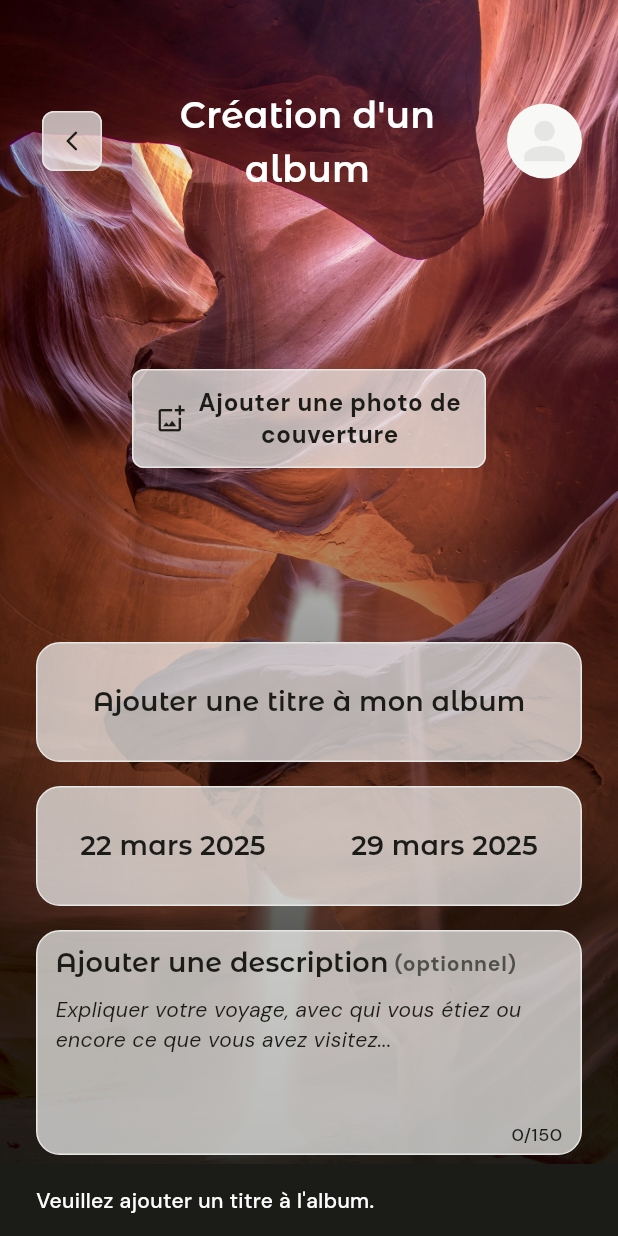
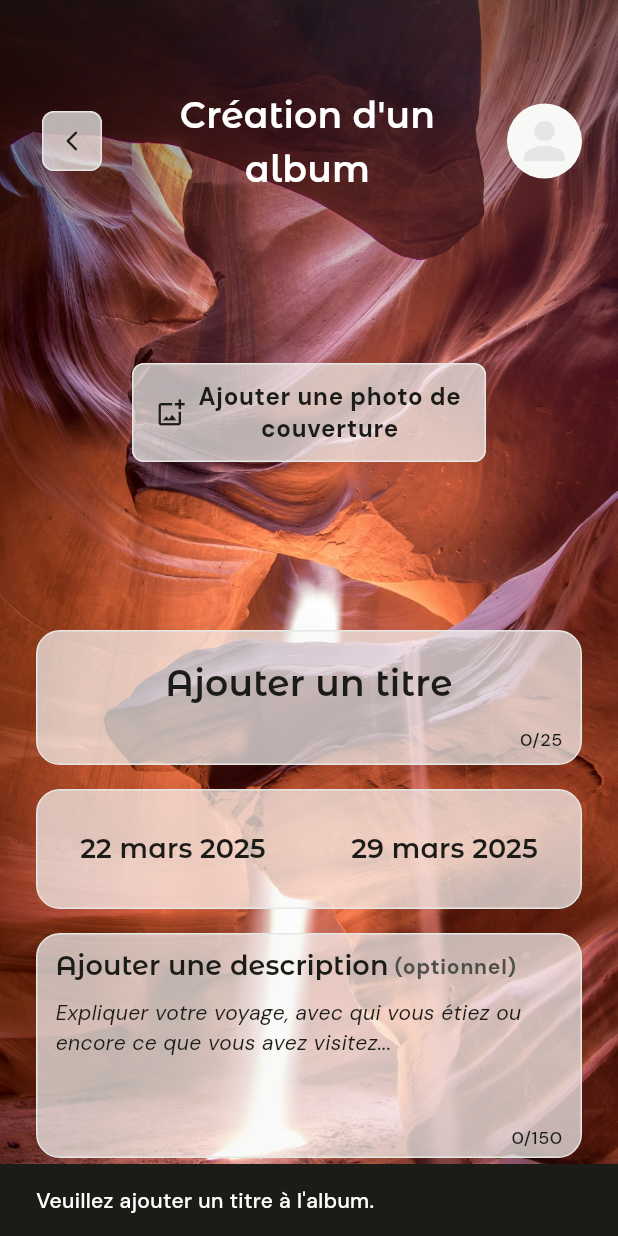
Before and after one commit to MaximeLemesle/memora_app, a Flutter app: the NewAlbumPage screen opened by its route, after a tap on "Créer mon album", on a phone screen of 412 x 824 dp. Run offline on Flutter 3.47's test engine with Material 3 defaults, Android fonts, the phone set to English and light mode, and no system bars; our stand-ins replace cloud_firestore, firebase_auth, firebase_core, firebase_storage, flutter_bloc, flutter_svg and 3 more; accounts and stored records are empty.

```diff
--- a/lib/features/album/presentation/pages/new_album.page.dart
+++ b/lib/features/album/presentation/pages/new_album.page.dart
@@ -1,5 +1,4 @@
 import 'dart:io';
-import 'dart:ui';
 import 'package:cloud_firestore/cloud_firestore.dart';
 import 'package:firebase_auth/firebase_auth.dart';
 import 'package:firebase_storage/firebase_storage.dart';
@@ -8,6 +7,7 @@ import 'package:flutter/material.dart';
 import 'package:flutter_bloc/flutter_bloc.dart';
 import 'package:intl/intl.dart';
 import 'package:image_picker/image_picker.dart';
+import 'package:memora_app/config/theme/app_theme.dart';
 import 'package:memora_app/core/widgets/button.widget.dart';
 import 'package:memora_app/features/album/domain/entities/album.entity.dart';
 import 'package:memora_app/features/album/presentation/blocs/album.bloc.dart';
@@ -57,6 +57,13 @@ class _NewAlbumPageState extends State<NewAlbumPage> {
       return;
     }
 
+    // add a loader
+    showDialog(
+      context: context,
+      barrierDismissible: false,
+      builder: (_) => const Center(child: CircularProgressIndicator()),
+    );
+
     try {
       // Upload the background image to Firebase Storage
       final firebaseStorage = FirebaseStorage.instance;
@@ -80,8 +87,6 @@ class _NewAlbumPageState extends State<NewAlbumPage> {
         members: [],
       );
 
-      print('album: $album');
-
       // Create the album
       if (!mounted) return;
       final albumBloc = context.read<AlbumBloc>();
@@ -93,8 +98,10 @@ class _NewAlbumPageState extends State<NewAlbumPage> {
         const SnackBar(content: Text("Album créé avec succès !")),
       );
 
-      Navigator.pop(context);
+      Navigator.pop(context); // Close the loader
+      Navigator.pop(context, true);
     } catch (e) {
+      Navigator.pop(context); // Close the loader
       ScaffoldMessenger.of(context).showSnackBar(
         SnackBar(content: Text("Erreur : $e")),
       );
@@ -125,22 +132,7 @@ class _NewAlbumPageState extends State<NewAlbumPage> {
         body: Stack(
           children: [
             /// BACKGROUND IMAGE
-            ShaderMask(
-              shaderCallback: (rect) {
-                return LinearGradient(
-                  begin: Alignment.bottomCenter,
-                  end: Alignment.topCenter,
-                  colors: [
-                    Theme.of(context).colorScheme.onSurface,
-                    Colors.transparent,
-                  ],
-                  stops: [0.0, 0.8],
-                ).createShader(rect);
-              },
-              blendMode: BlendMode.darken,
-              child: ImageFiltered(
-                imageFilter: ImageFilter.blur(sigmaX: 0, sigmaY: 0),
-                child: Container(
+            Container(
               decoration: BoxDecoration(
                 image: _selectedImage != null
                     ? DecorationImage(
@@ -148,11 +140,21 @@ class _NewAlbumPageState extends State<NewAlbumPage> {
                         fit: BoxFit.cover,
                       )
                     : const DecorationImage(
-                            image:
-                                AssetImage('assets/images/default_cover.jpg'),
+                        image: AssetImage('assets/images/default_cover.jpg'),
                         fit: BoxFit.cover,
                       ),
               ),
+            ),
+            Container(
+              decoration: BoxDecoration(
+                gradient: LinearGradient(
+                  begin: Alignment.topCenter,
+                  end: Alignment.bottomCenter,
+                  colors: [
+                    CustomColors.neutral900.withValues(alpha: .5),
+                    Colors.transparent
+                  ],
+                  stops: [0, 0.3],
                 ),
               ),
             ),
@@ -226,7 +228,7 @@ class _NewAlbumPageState extends State<NewAlbumPage> {
                         /// SELECT BACKGROUND PHOTO
                         Padding(
                           padding: const EdgeInsets.symmetric(
-                            vertical: 100,
+                            vertical: 96,
                             horizontal: 64,
                           ),
                           child: ButtonWidget(
@@ -247,7 +249,7 @@ class _NewAlbumPageState extends State<NewAlbumPage> {
 
                         /// SELECT TITLE OF THE ALBUM
                         Container(
-                          height: 80,
+                          constraints: const BoxConstraints(minHeight: 80),
                           width: double.infinity,
                           decoration: BoxDecoration(
                             color: Theme.of(context)
@@ -264,16 +266,19 @@ class _NewAlbumPageState extends State<NewAlbumPage> {
                             mainAxisAlignment: MainAxisAlignment.center,
                             children: [
                               Padding(
-                                padding:
-                                    const EdgeInsets.symmetric(vertical: 8),
+                                padding: const EdgeInsets.symmetric(
+                                    vertical: 8, horizontal: 12),
                                 child: TextField(
                                   controller: _titleController,
-                                  style: Theme.of(context).textTheme.titleSmall,
+                                  style:
+                                      Theme.of(context).textTheme.titleMedium,
                                   textAlign: TextAlign.center,
                                   decoration: InputDecoration(
                                     border: InputBorder.none,
-                                    hintText: 'Ajouter une titre à mon album',
+                                    hintText: 'Ajouter un titre',
                                   ),
+                                  maxLength: 25,
+                                  maxLines: null,
                                 ),
                               ),
                             ],
@@ -460,8 +465,8 @@ class _NewAlbumPageState extends State<NewAlbumPage> {
                                       border: InputBorder.none,
                                       hintText:
                                           'Expliquer votre voyage, avec qui vous étiez ou encore ce que vous avez visitez...',
-                                      counterText:
-                                          '${_descriptionController.text.length}/150',
+                                      // counterText:
+                                      //     '${_descriptionController.text.length}/150',
                                     ),
                                     maxLines: null,
                                     keyboardType: TextInputType.multiline,
```
Also changed, not shown: lib/features/album/presentation/widgets/album_list.widget.dart (+13 -5 lines), lib/features/home/presentation/pages/home.page.dart (+16 -5 lines). Lines whose indentation alone changed are shown as unchanged.
